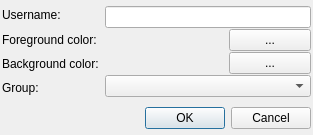
0xd34df00d/leechcraft, file src/plugins/blogique/plugins/metida/addeditfrienddialog.ui: the form before one commit.
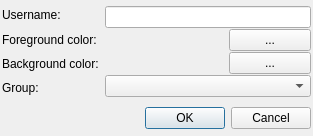
The form after the commit.

What changed in the file:
```diff
--- a/src/plugins/blogique/plugins/metida/addeditfrienddialog.ui
+++ b/src/plugins/blogique/plugins/metida/addeditfrienddialog.ui
@@ -7,7 +7,7 @@
     <x>0</x>
     <y>0</y>
     <width>313</width>
-    <height>135</height>
+    <height>136</height>
    </rect>
   </property>
   <property name="windowTitle">
```
Left out of the diff: 2 changed lines with no effect on the pictures.
